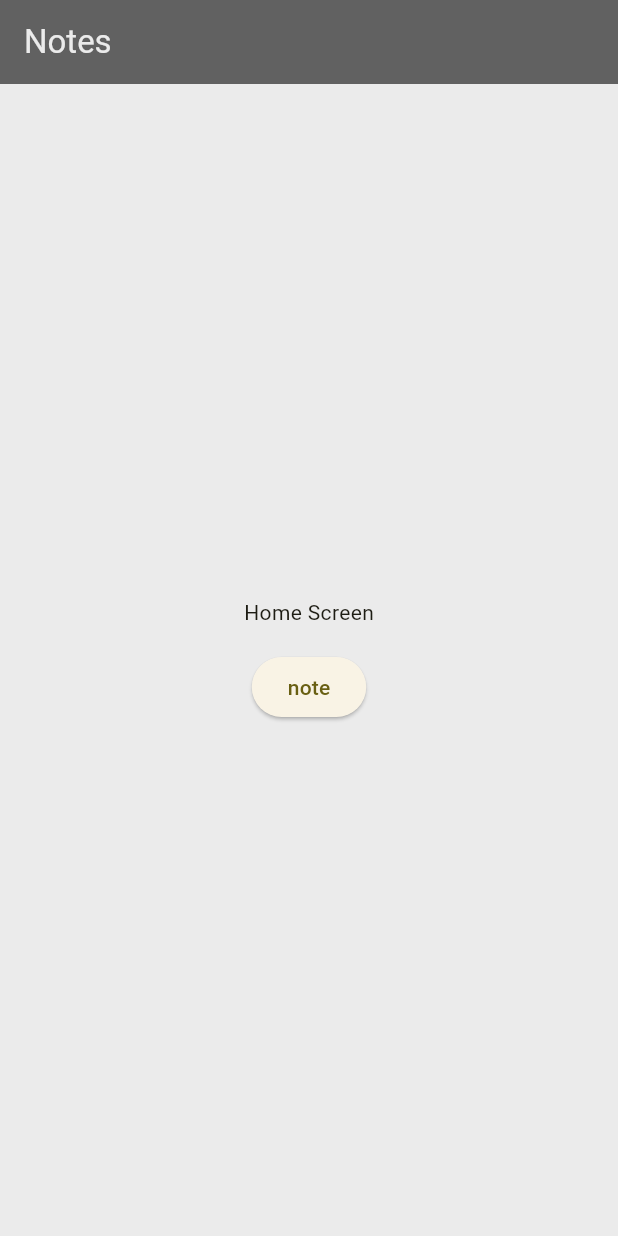
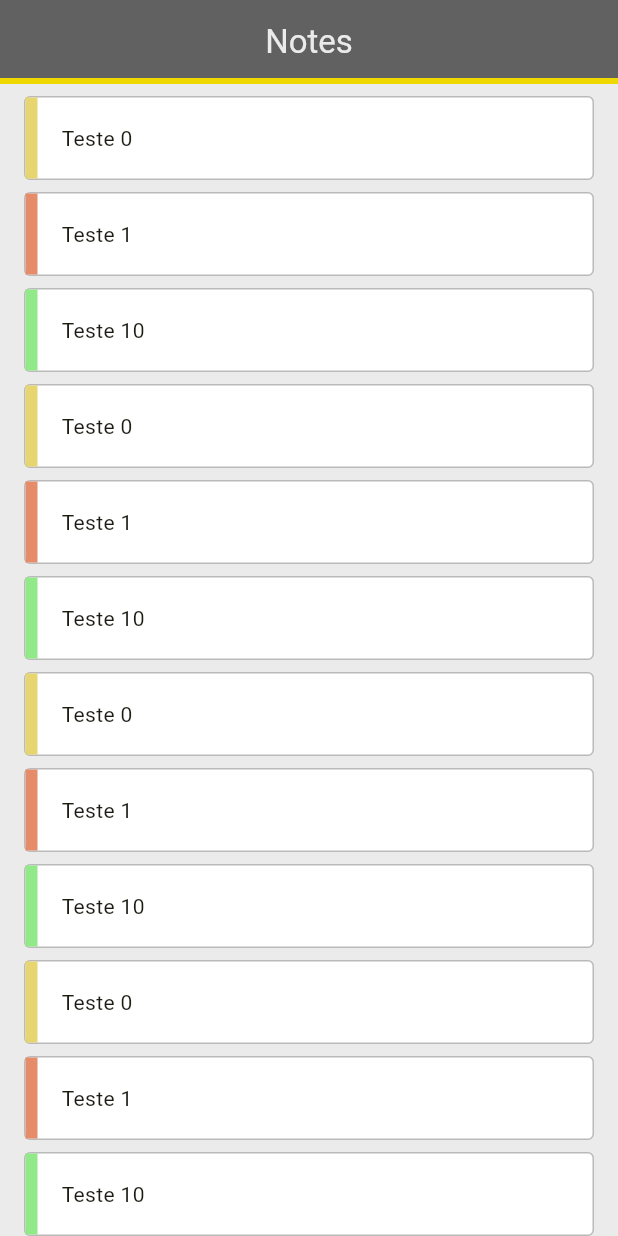
Before and after one commit to ronipaschoal/notes, a Flutter app: the screen it shows after launch, on a phone screen of 412 x 824 dp. Run offline on Flutter 3.47's test engine with Material 2 defaults, Android fonts, the phone set to English and light mode, and no system bars; our stand-ins replace go_router.

Commit message:
feat: create note card

```diff
--- /dev/null
+++ b/lib/datasources/repositories/note/note_mock.dart
@@ -0,0 +1,64 @@
+import 'package:notes/models/note/note_model.dart';
+
+final noteListMock = [
+  NoteModel(
+    title: 'Teste 0',
+    content: 'Estou testando o card 1',
+    priority: PriorityEnum.medium,
+  ),
+  NoteModel(
+    title: 'Teste 1',
+    content: 'Estou testando o card 2',
+    priority: PriorityEnum.high,
+  ),
+  NoteModel(
+    title: 'Teste 10',
+    content: 'Estou testando o card 3',
+    priority: PriorityEnum.low,
+  ),
+  NoteModel(
+    title: 'Teste 0',
+    content: 'Estou testando o card 1',
+    priority: PriorityEnum.medium,
+  ),
+  NoteModel(
+    title: 'Teste 1',
+    content: 'Estou testando o card 2',
+    priority: PriorityEnum.high,
+  ),
+  NoteModel(
+    title: 'Teste 10',
+    content: 'Estou testando o card 3',
+    priority: PriorityEnum.low,
+  ),
+  NoteModel(
+    title: 'Teste 0',
+    content: 'Estou testando o card 1',
+    priority: PriorityEnum.medium,
+  ),
+  NoteModel(
+    title: 'Teste 1',
+    content: 'Estou testando o card 2',
+    priority: PriorityEnum.high,
+  ),
+  NoteModel(
+    title: 'Teste 10',
+    content: 'Estou testando o card 3',
+    priority: PriorityEnum.low,
+  ),
+  NoteModel(
+    title: 'Teste 0',
+    content: 'Estou testando o card 1',
+    priority: PriorityEnum.medium,
+  ),
+  NoteModel(
+    title: 'Teste 1',
+    content: 'Estou testando o card 2',
+    priority: PriorityEnum.high,
+  ),
+  NoteModel(
+    title: 'Teste 10',
+    content: 'Estou testando o card 3',
+    priority: PriorityEnum.low,
+  ),
+];
--- /dev/null
+++ b/lib/models/note/note_entity.dart
@@ -0,0 +1,17 @@
+import 'package:notes/models/note/priority_enum.dart';
+
+export 'package:notes/models/note/priority_enum.dart';
+
+class NoteEntity {
+  String? id;
+  String title;
+  String content;
+  PriorityEnum priority;
+
+  NoteEntity({
+    this.id,
+    required this.title,
+    required this.content,
+    required this.priority,
+  });
+}
--- /dev/null
+++ b/lib/models/note/note_model.dart
@@ -0,0 +1,61 @@
+import 'dart:convert';
+import 'package:notes/models/note/note_entity.dart';
+
+export 'package:notes/models/note/priority_enum.dart';
+
+class NoteModel extends NoteEntity {
+  NoteModel({
+    super.id,
+    required super.title,
+    required super.content,
+    required super.priority,
+  });
+
+  factory NoteModel.fromEntity(NoteEntity entity) {
+    return NoteModel(
+      id: entity.id,
+      title: entity.title,
+      content: entity.content,
+      priority: entity.priority,
+    );
+  }
+
+  Map<String, dynamic> toMap() {
+    final result = <String, dynamic>{};
+
+    result.addAll({'id': id});
+    result.addAll({'title': title});
+    result.addAll({'content': content});
+    result.addAll({'priority': priority});
+
+    return result;
+  }
+
+  factory NoteModel.fromMap(Map<String, dynamic> map) {
+    return NoteModel(
+      id: map['id'] ?? '',
+      title: map['title'] ?? '',
+      content: map['content'] ?? '',
+      priority: map['priority'] ?? '',
+    );
+  }
+
+  String toJson() => json.encode(toMap());
+
+  factory NoteModel.fromJson(String source) =>
+      NoteModel.fromMap(json.decode(source));
+
+  NoteModel copyWith({
+    String? id,
+    String? title,
+    String? content,
+    PriorityEnum? priority,
+  }) {
+    return NoteModel(
+      id: id ?? this.id,
+      title: title ?? this.title,
+      content: content ?? this.content,
+      priority: priority ?? this.priority,
+    );
+  }
+}
--- /dev/null
+++ b/lib/models/note/priority_enum.dart
@@ -0,0 +1,11 @@
+import 'package:flutter/painting.dart';
+import 'package:notes/ui/colors.dart';
+
+enum PriorityEnum {
+  low(NtColors.low),
+  medium(NtColors.medium),
+  high(NtColors.high);
+
+  const PriorityEnum(this.color);
+  final Color color;
+}
--- a/lib/pages/home/home_screen.dart
+++ b/lib/pages/home/home_screen.dart
@@ -1,25 +1,50 @@
 import 'package:flutter/material.dart';
+import 'package:notes/datasources/repositories/note/note_mock.dart';
 import 'package:notes/helpers/navigate.dart';
+import 'package:notes/models/note/note_model.dart';
 import 'package:notes/ui/colors.dart';
+import 'package:notes/ui/note_card.dart';
 
 class HomeScreen extends StatelessWidget {
   const HomeScreen({super.key});
 
+  ListView _list(List<NoteModel> noteList) {
+    return ListView.separated(
+      shrinkWrap: true,
+      physics: const NeverScrollableScrollPhysics(),
+      itemCount: noteList.length,
+      separatorBuilder: (_, __) => const SizedBox(height: 8.0),
+      itemBuilder: (_, index) => NtNoteCard(
+        note: noteList[index],
+      ),
+    );
+  }
+
+  ElevatedButton _addNote(BuildContext context) {
+    return ElevatedButton(
+      onPressed: () => NtNavigate.to(context, NtPaths.note),
+      child: const Text('Nova'),
+    );
+  }
+
   Container _body(BuildContext context) {
+    final noteList = noteListMock;
+
     return Container(
       color: NtColors.lightGray,
-      child: Column(
-        mainAxisAlignment: MainAxisAlignment.center,
-        children: [
-          const Center(
-            child: Text('Home Screen'),
+      child: SingleChildScrollView(
+        child: Padding(
+          padding: const EdgeInsets.symmetric(vertical: 8.0, horizontal: 16.0),
+          child: Column(
+            mainAxisAlignment: MainAxisAlignment.spaceBetween,
+            crossAxisAlignment: CrossAxisAlignment.end,
+            children: [
+              _list(noteList),
+              const SizedBox(height: 8.0),
+              _addNote(context)
+            ],
           ),
-          const SizedBox(height: 16.0),
-          ElevatedButton(
-            onPressed: () => NtNavigate.to(context, NtPaths.note),
-            child: const Text('note'),
-          )
-        ],
+        ),
       ),
     );
   }
--- /dev/null
+++ b/lib/ui/note_card.dart
@@ -0,0 +1,58 @@
+import 'package:flutter/material.dart';
+import 'package:notes/helpers/navigate.dart';
+import 'package:notes/models/note/note_model.dart';
+import 'package:notes/ui/colors.dart';
+
+class NtNoteCard extends StatelessWidget {
+  final NoteModel note;
+  const NtNoteCard({super.key, required this.note});
+
+  Widget _row(Widget child) {
+    return Row(
+      children: [
+        Container(
+          width: 8.0,
+          height: double.maxFinite,
+          color: note.priority.color,
+        ),
+        const SizedBox(width: 16.0),
+        Text(note.title),
+      ],
+    );
+  }
+
+  Widget _container(Widget child) {
+    return Container(
+      height: 56.0,
+      width: double.maxFinite,
+      padding: const EdgeInsets.only(right: 16.0),
+      decoration: const BoxDecoration(
+        color: Colors.white,
+        borderRadius: BorderRadius.all(Radius.circular(4.0)),
+        border: Border.fromBorderSide(
+          BorderSide(color: NtColors.midGray, width: 1.0),
+        ),
+      ),
+      child: _row(child),
+    );
+  }
+
+  Widget _gestureDetector(BuildContext context, Widget child) {
+    return GestureDetector(
+      child: _container(child),
+      onTap: () => NtNavigate.to(context, NtPaths.note),
+    );
+  }
+
+  Widget _body(BuildContext context) {
+    return _gestureDetector(
+      context,
+      Text(note.title),
+    );
+  }
+
+  @override
+  Widget build(BuildContext context) {
+    return _body(context);
+  }
+}
--- a/lib/ui/scaffold.dart
+++ b/lib/ui/scaffold.dart
@@ -6,20 +6,33 @@ class NtScaffold extends StatelessWidget {
   final Widget child;
   const NtScaffold({super.key, this.title, required this.child});
 
-  @override
-  Widget build(BuildContext context) {
+  AppBar _appBar() {
+    return AppBar(
+      centerTitle: true,
+      backgroundColor: NtColors.darkGray,
+      iconTheme: const IconThemeData(color: NtColors.lightGray),
+      shape: const Border(
+        bottom: BorderSide(
+          color: NtColors.primary,
+          width: 4.0,
+        ),
+      ),
+      title: Text(
+        title!,
+        style: const TextStyle(color: NtColors.lightGray),
+      ),
+    );
+  }
+
+  Scaffold _body() {
     return Scaffold(
-      appBar: title == null
-          ? null
-          : AppBar(
-              backgroundColor: NtColors.darkGray,
-              iconTheme: const IconThemeData(color: NtColors.lightGray),
-              title: Text(
-                title!,
-                style: const TextStyle(color: NtColors.lightGray),
-              ),
-            ),
+      appBar: title == null ? null : _appBar(),
       body: child,
     );
   }
+
+  @override
+  Widget build(BuildContext context) {
+    return _body();
+  }
 }
```
